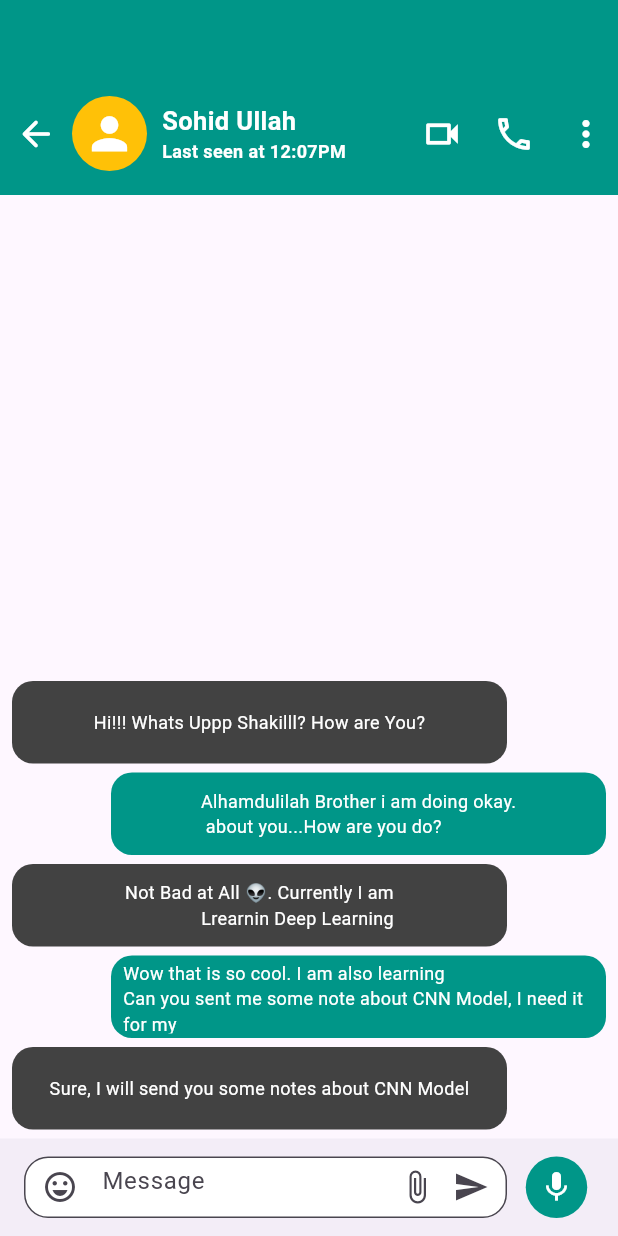
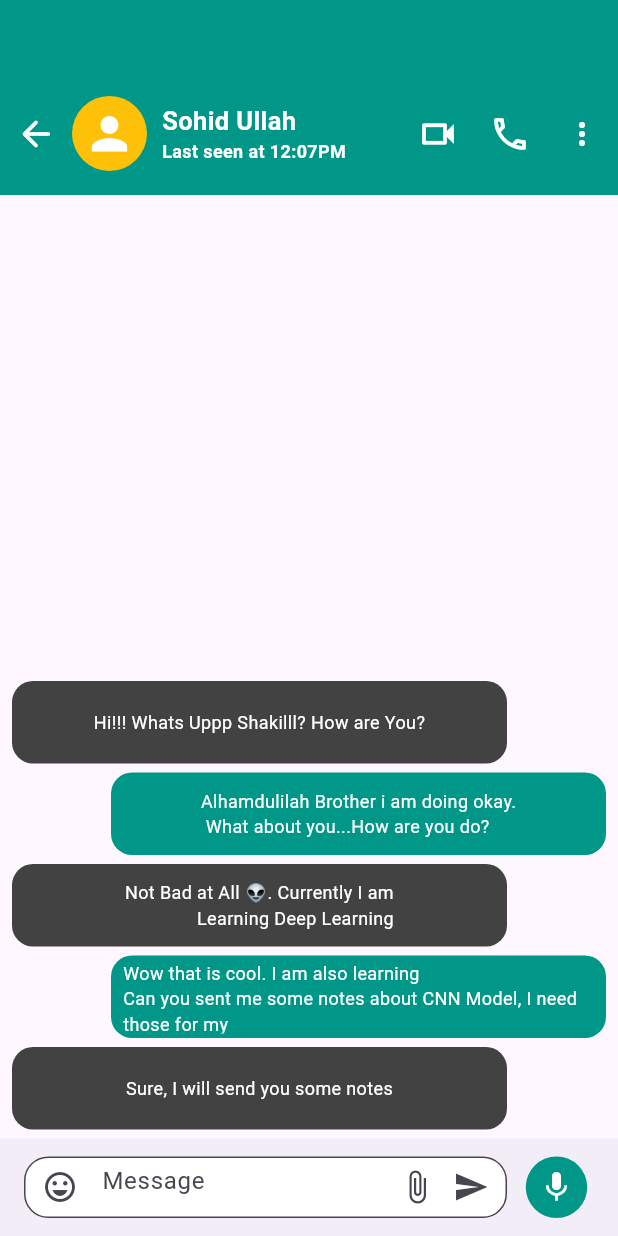
Before and after one commit to MdSohidUllahChowdhury/WhatsApp, a Flutter app: the screen it shows after launch, after a tap on "Sohid Ullah", on a phone screen of 412 x 824 dp. Run offline on Flutter 3.47's test engine with Material 3 defaults, Android fonts, the light colour scheme and no system bars; our stand-ins replace flutter_screenutil, font_awesome_flutter, get, image_picker; network calls fail.

Commit message:
Custom User and thier conversation

```diff
--- a/lib/Controllers/navigation_bar.dart
+++ b/lib/Controllers/navigation_bar.dart
@@ -15,9 +15,11 @@ class NavigationBarOwn extends StatefulWidget {
 }
 
 class _NavigationBarOwnState extends State<NavigationBarOwn> {
-  int _onpageindex = 0; //? Where to index start
+  //? Where to index start
+  int _onpageindex = 0;
 
-  final _pagedata = [
+  //! Pages List
+  final List _pagedata = [
     const Chats(),
     const Updates(),
     const Communities(),
@@ -59,14 +61,13 @@ class _NavigationBarOwnState extends State<NavigationBarOwn> {
   Widget build(BuildContext context) {
     return Scaffold(
       appBar: AppBar(
-        //toolbarHeight: 45,
         backgroundColor: Colors.teal,
         elevation: 0,
         title: const Text(
           "WhatsApp",
           style: TextStyle(
-              fontSize: 22,
-              fontWeight: FontWeight.bold,
+              fontSize: 24,
+              fontWeight: FontWeight.w700,
               color: Color.fromARGB(237, 255, 255, 255)),
         ),
         actions: [
@@ -86,14 +87,15 @@ class _NavigationBarOwnState extends State<NavigationBarOwn> {
                 color: Colors.white,
               )),
           PopupMenuButton(
+              icon: const Icon(
+                Icons.more_vert,
+                color: Colors.white,
+              ),
               color: Colors.white,
               shape: BeveledRectangleBorder(
                 borderRadius: BorderRadius.circular(2),
               ),
-              icon: const Icon(
-                Icons.more_vert,
-                color: Colors.white,
-              ),
+              position: PopupMenuPosition.under,
               itemBuilder: (context) => [
                     const PopupMenuItem(value: 1, child: Text('New group')),
                     const PopupMenuItem(value: 2, child: Text('New broadcast')),
--- a/lib/Controllers/widget_controller.dart
+++ /dev/null
@@ -1,174 +0,0 @@
-import 'package:flutter/material.dart';
-import 'package:get/route_manager.dart';
-
-class PublicUtil {
-  static customUserAppBar(String name) {
-    return Container(
-      padding: const EdgeInsets.only(top: 48),
-      height: 130,
-      color: Colors.teal,
-      child: Row(
-        children: [
-          IconButton(
-              onPressed: () {
-                Get.back();
-              },
-              icon: const Icon(Icons.arrow_back_rounded,
-                  size: 28, color: Colors.white)),
-          const CircleAvatar(
-            radius: 25,
-            backgroundColor: Colors.amber,
-            child: Icon(
-              Icons.person,
-              size: 35,
-              color: Colors.white,
-            ),
-          ),
-          const SizedBox(
-            width: 10,
-          ),
-           Column(
-            mainAxisAlignment: MainAxisAlignment.center,
-            crossAxisAlignment: CrossAxisAlignment.start,
-            children: [
-              Text(
-                name,
-                style: const TextStyle(
-                    fontSize: 17,
-                    fontWeight: FontWeight.w600,
-                    color: Colors.white),
-              ),
-              const Text(
-                'Last seen at 12:07PM',
-                style: TextStyle(
-                    fontSize: 12,
-                    fontWeight: FontWeight.w600,
-                    color: Colors.white),
-              )
-            ],
-          ),
-          const SizedBox(
-            width: 40,
-          ),
-          Expanded(
-            child: Row(
-              mainAxisAlignment: MainAxisAlignment.spaceAround,
-              children: [
-                IconButton(
-                    onPressed: () {},
-                    icon: const Icon(
-                      Icons.videocam_outlined,
-                      color: Colors.white,
-                      size: 28,
-                    )),
-                IconButton(
-                    onPressed: () {},
-                    icon: const Icon(
-                      Icons.call_outlined,
-                      color: Colors.white,
-                      size: 28,
-                    )),
-                IconButton(
-                    onPressed: () {},
-                    icon: const Icon(
-                      Icons.more_vert_outlined,
-                      color: Colors.white,
-                      size: 28,
-                    )),
-              ],
-            ),
-          )
-        ],
-      ),
-    );
-  }
-
-  static customChatFeild(void Function()? path) {
-    return Row(
-      children: [
-        Expanded(
-          child: TextField(
-            decoration: InputDecoration(
-              filled: true,
-              fillColor: Colors.white,
-              border:
-                  OutlineInputBorder(borderRadius: BorderRadius.circular(16)),
-              hintText: 'Message',
-              suffixIcon: SizedBox(
-                width: 80,
-                child: Row(
-                  children: [
-                    Expanded(
-                      child: IconButton(
-                          onPressed: path,
-                          icon: const Icon(Icons.attach_file_outlined)),
-                    ),
-                    IconButton(onPressed: () {}, icon: const Icon(Icons.send)),
-                  ],
-                ),
-              ),
-              prefixIcon: IconButton(
-                  onPressed: () {},
-                  icon: const Icon(Icons.emoji_emotions_outlined)),
-            ),
-          ),
-        ),
-        const SizedBox(width: 8),
-        CircleAvatar(
-          radius: 25,
-          backgroundColor: Colors.teal,
-          child: IconButton(
-              onPressed: () {},
-              icon: const Icon(
-                Icons.mic,
-                color: Colors.white,
-              )),
-        )
-      ],
-    );
-  }
-
-  static customFriendMessage(String friendMessage) {
-    return Align(
-      alignment: Alignment.centerLeft,
-      child: Container(
-        margin: const EdgeInsets.only(bottom: 6, left: 8),
-        padding: const EdgeInsets.symmetric(horizontal: 8, vertical: 3),
-        height: 55,
-        width: 330,
-        decoration: BoxDecoration(
-            color: Colors.grey.shade800,
-            borderRadius: const BorderRadius.all(Radius.circular(14))),
-        child: Center(
-          child: Text(
-            friendMessage,
-            style: const TextStyle(color: Colors.white, fontSize: 12),
-            textAlign: TextAlign.right,
-          ),
-        ),
-      ),
-    );
-  }
-
-  static customMyMessage(String myMessage) {
-    return Align(
-      alignment: Alignment.centerRight,
-      child: Container(
-        margin: const EdgeInsets.only(bottom: 6, right: 8),
-        padding: const EdgeInsets.symmetric(horizontal: 8, vertical: 3),
-        height: 55,
-        width: 330,
-        decoration: const BoxDecoration(
-            color: Colors.teal,
-            borderRadius: BorderRadius.all(Radius.circular(14))),
-        child: Center(
-          child: Text(
-            myMessage,
-            style: const TextStyle(color: Colors.white, fontSize: 12),
-            textAlign: TextAlign.left,
-          ),
-        ),
-      ),
-    );
-  }
-}
--- a/lib/Models/chat_list.dart
+++ b/lib/Models/chat_list.dart
@@ -1,7 +1,3 @@
-import 'package:flutter/material.dart';
-import 'package:get/get.dart';
-import 'package:newwhatsapp/Widgets/conversation/sohid.dart';
-
 class ChatList {
   String name;
   String message;
@@ -12,7 +8,6 @@ class ChatList {
     required this.name,
     required this.message,
     required this.time,
-
   });
 
   static List<ChatList> chatList = [
--- a/lib/Views/chats.dart
+++ b/lib/Views/chats.dart
@@ -1,7 +1,7 @@
 import 'package:flutter/material.dart';
 import 'package:get/get.dart';
 import 'package:newwhatsapp/Models/chat_list.dart';
-import 'package:newwhatsapp/Widgets/conversation/sohid.dart';
+import 'package:newwhatsapp/Widgets/conversation/chat_conversation.dart';
 
 class Chats extends StatelessWidget {
   const Chats({super.key});
--- /dev/null
+++ b/lib/Widgets/chats/chats_utils.dart
@@ -0,0 +1,288 @@
+import 'package:flutter/material.dart';
+import 'package:get/get.dart';
+import 'package:get/route_manager.dart';
+
+class PublicUtil {
+  static customUserAppBar(String name) {
+    return Container(
+      padding: const EdgeInsets.only(top: 48),
+      height: 130,
+      color: Colors.teal,
+      child: Row(
+        children: [
+          IconButton(
+              onPressed: () {
+                Get.back();
+              },
+              icon: const Icon(Icons.arrow_back_rounded,
+                  size: 28, color: Colors.white)),
+          const CircleAvatar(
+            radius: 25,
+            backgroundColor: Colors.amber,
+            child: Icon(
+              Icons.person,
+              size: 35,
+              color: Colors.white,
+            ),
+          ),
+          const SizedBox(
+            width: 10,
+          ),
+          Column(
+            mainAxisAlignment: MainAxisAlignment.center,
+            crossAxisAlignment: CrossAxisAlignment.start,
+            children: [
+              Text(
+                name,
+                style: const TextStyle(
+                    fontSize: 17,
+                    fontWeight: FontWeight.w600,
+                    color: Colors.white),
+                overflow: TextOverflow.ellipsis,
+              ),
+              const Text(
+                'Last seen at 12:07PM',
+                style: TextStyle(
+                    fontSize: 12,
+                    fontWeight: FontWeight.w600,
+                    color: Colors.white),
+              )
+            ],
+          ),
+          // const SizedBox(
+          //   width: 40,
+          // ),
+          Expanded(
+            child: Row(
+              mainAxisAlignment: MainAxisAlignment.end,
+              children: [
+                IconButton(
+                    onPressed: () {},
+                    icon: const Icon(
+                      Icons.videocam_outlined,
+                      color: Colors.white,
+                      size: 28,
+                    )),
+                IconButton(
+                    onPressed: () {},
+                    icon: const Icon(
+                      Icons.call_outlined,
+                      color: Colors.white,
+                      size: 28,
+                    )),
+                PopupMenuButton(
+                    color: Colors.white,
+                    position: PopupMenuPosition.under,
+                    shape: BeveledRectangleBorder(
+                      borderRadius: BorderRadius.circular(2),
+                    ),
+                    icon: const Icon(
+                      Icons.more_vert,
+                      color: Colors.white,
+                    ),
+                    itemBuilder: (context) => [
+                          const PopupMenuItem(
+                              value: 1, child: Text('New group')),
+                          const PopupMenuItem(
+                              value: 2, child: Text('View contact')),
+                          const PopupMenuItem(value: 3, child: Text('Search')),
+                          const PopupMenuItem(
+                              value: 4, child: Text('Media, links, and docs')),
+                          const PopupMenuItem(
+                              value: 5, child: Text('Mute notification')),
+                          const PopupMenuItem(
+                              value: 6, child: Text('Disappearing messages')),
+                          const PopupMenuItem(
+                              value: 7, child: Text('Chat theme')),
+                          const PopupMenuItem(value: 8, child: Text('More')),
+                        ]),
+              ],
+            ),
+          )
+        ],
+      ),
+    );
+  }
+
+  static customChatTextFeild(void Function()? path, context) {
+    return Row(
+      children: [
+        Expanded(
+          child: TextField(
+            decoration: InputDecoration(
+              filled: true,
+              fillColor: Colors.white,
+              border:
+                  OutlineInputBorder(borderRadius: BorderRadius.circular(16)),
+              prefixIcon: IconButton(
+                  onPressed: () {},
+                  icon: const Icon(Icons.emoji_emotions_outlined)),
+              hintText: 'Message',
+              suffixIcon: SizedBox(
+                width: 80,
+                child: Row(
+                  children: [
+                    Expanded(
+                      child: IconButton(
+                          onPressed: () {
+                            showModalBottomSheet(
+                              context: context,
+                              builder: (BuildContext context) {
+                                return SizedBox(
+                                  height:
+                                      MediaQuery.of(context).size.width * .54,
+                                  width:
+                                      MediaQuery.of(context).size.width * .90,
+                                  child: const Center(
+                                    child: Column(
+                                      mainAxisAlignment:
+                                          MainAxisAlignment.center,
+                                      children: [
+                                        Row(
+                                          mainAxisAlignment:
+                                              MainAxisAlignment.spaceEvenly,
+                                          children: [
+                                            CircleAvatar(
+                                              radius: 35,
+                                              backgroundColor:
+                                                  Colors.blueAccent,
+                                              child: Icon(
+                                                Icons.edit_document,
+                                                size: 35,
+                                                color: Colors.white,
+                                              ),
+                                            ),
+                                            CircleAvatar(
+                                              radius: 35,
+                                              backgroundColor: Colors.pink,
+                                              child: Icon(
+                                                Icons.camera_alt,
+                                                size: 35,
+                                                color: Colors.white,
+                                              ),
+                                            ),
+                                            CircleAvatar(
+                                              radius: 35,
+                                              backgroundColor: Colors.purple,
+                                              child: Icon(
+                                                Icons.photo,
+                                                size: 35,
+                                                color: Colors.white,
+                                              ),
+                                            ),
+                                          ],
+                                        ),
+                                        SizedBox(
+                                          height: 25,
+                                        ),
+                                        Row(
+                                          mainAxisAlignment:
+                                              MainAxisAlignment.spaceEvenly,
+                                          children: [
+                                            CircleAvatar(
+                                              radius: 35,
+                                              backgroundColor: Colors.amber,
+                                              child: Icon(
+                                                Icons.audiotrack_outlined,
+                                                size: 35,
+                                                color: Colors.white,
+                                              ),
+                                            ),
+                                            CircleAvatar(
+                                              radius: 35,
+                                              backgroundColor: Colors.teal,
+                                              child: Icon(
+                                                Icons.pin_drop,
+                                                size: 35,
+                                                color: Colors.white,
+                                              ),
+                                            ),
+                                            CircleAvatar(
+                                              radius: 35,
+                                              backgroundColor: Colors.blue,
+                                              child: Icon(
+                                                Icons.person,
+                                                size: 35,
+                                                color: Colors.white,
+                                              ),
+                                            ),
+                                          ],
+                                        ),
+                                        SizedBox(
+                                          height: 10,
+                                        ),
+                                      ],
+                                    ),
+                                  ),
+                                );
+                              },
+                            );
+                          },
+                          icon: const Icon(Icons.attach_file_outlined)),
+                    ),
+                    IconButton(onPressed: () {}, icon: const Icon(Icons.send)),
+                  ],
+                ),
+              ),
+            ),
+          ),
+        ),
+        const SizedBox(width: 8),
+        CircleAvatar(
+          radius: 25,
+          backgroundColor: Colors.teal,
+          child: IconButton(
+              onPressed: () {},
+              icon: const Icon(
+                Icons.mic,
+                color: Colors.white,
+              )),
+        )
+      ],
+    );
+  }
+
+  static customFriendMessage(String friendMessage) {
+    return Align(
+      alignment: Alignment.centerLeft,
+      child: Container(
+        margin: const EdgeInsets.only(bottom: 6, left: 8),
+        padding: const EdgeInsets.symmetric(horizontal: 8, vertical: 3),
+        height: 55,
+        width: 330,
+        decoration: BoxDecoration(
+            color: Colors.grey.shade800,
+            borderRadius: const BorderRadius.all(Radius.circular(14))),
+        child: Center(
+          child: Text(
+            friendMessage,
+            style: const TextStyle(color: Colors.white, fontSize: 12),
+            textAlign: TextAlign.right,
+          ),
+        ),
+      ),
+    );
+  }
+
+  static customMyMessage(String myMessage) {
+    return Align(
+      alignment: Alignment.centerRight,
+      child: Container(
+        margin: const EdgeInsets.only(bottom: 6, right: 8),
+        padding: const EdgeInsets.symmetric(horizontal: 8, vertical: 3),
+        height: 55,
+        width: 330,
+        decoration: const BoxDecoration(
+            color: Colors.teal,
+            borderRadius: BorderRadius.all(Radius.circular(14))),
+        child: Center(
+          child: Text(
+            myMessage,
+            style: const TextStyle(color: Colors.white, fontSize: 12),
+            textAlign: TextAlign.left,
+          ),
+        ),
+      ),
+    );
+  }
+}
--- a/lib/Widgets/conversation/sohid.dart
+++ b/lib/Widgets/conversation/chat_conversation.dart
@@ -1,11 +1,11 @@
 import 'dart:io';
 import 'package:flutter/material.dart';
 import 'package:image_picker/image_picker.dart';
-import 'package:newwhatsapp/Controllers/widget_controller.dart';
+import 'package:newwhatsapp/Widgets/chats/chats_utils.dart';
 
 // ignore: must_be_immutable
 class ChatConversation extends StatefulWidget {
-   ChatConversation(this.name, {super.key});
+  ChatConversation(this.name, {super.key});
   String name;
   @override
   State<ChatConversation> createState() => _ChatConversationState();
@@ -15,20 +15,6 @@ class _ChatConversationState extends State<ChatConversation> {
   // ignore: unused_field
   File? _image;
   String? imagePath;
-
-  // Future<void> _pickImageCamera() async {
-  //   final pickedFile =
-  //       await ImagePicker().pickImage(source: ImageSource.camera);
-
-  //   if (pickedFile != null) {
-  //     if (mounted) {
-  //       super.setState(() {
-  //         _image = File(pickedFile.path);
-  //         imagePath = pickedFile.path;
-  //       });
-  //     }
-  //   }
-  // }
 
   Future<void> _pickImageGallery() async {
     final pickedFile =
@@ -60,13 +46,13 @@ class _ChatConversationState extends State<ChatConversation> {
                 PublicUtil.customFriendMessage(
                     'Hi!!! Whats Uppp Shakilll? How are You?'),
                 PublicUtil.customMyMessage(
-                    'Alhamdulilah Brother i am doing okay.\n about you...How are you do?'),
+                    'Alhamdulilah Brother i am doing okay.\n What about you...How are you do?'),
                 PublicUtil.customFriendMessage(
-                    'Not Bad at All 👽. Currently I am\n Lrearnin Deep Learning'),
+                    'Not Bad at All 👽. Currently I am\n Learning Deep Learning'),
                 PublicUtil.customMyMessage(
-                    'Wow that is so cool. I am also learning\nCan you sent me some note about CNN Model, I need it for my\n project'),
+                    'Wow that is cool. I am also learning\nCan you sent me some notes about CNN Model, I need those for my\n project'),
                 PublicUtil.customFriendMessage(
-                    'Sure, I will send you some notes about CNN Model'),
+                    'Sure, I will send you some notes'),
               ],
             ),
           )
@@ -75,8 +61,9 @@ class _ChatConversationState extends State<ChatConversation> {
       bottomNavigationBar: BottomAppBar(
         elevation: 0,
         height: 65,
-        child: PublicUtil.customChatFeild(
+        child: PublicUtil.customChatTextFeild(
           () => _pickImageGallery(),
+          context,
         ),
       ),
     );
--- a/pubspec.yaml
+++ b/pubspec.yaml
@@ -22,6 +22,7 @@ dependencies:
   image_picker: ^1.0.7
   get: ^4.7.2
   flutter_launcher_icons: ^0.14.4
+  emoji_picker_flutter: ^4.4.0
 
 flutter_launcher_icons:
   android: true
```
Also changed, not shown: asset/Bhai.jpg (deleted), asset/FB.jpg (deleted), pubspec.lock, 2 other files.
